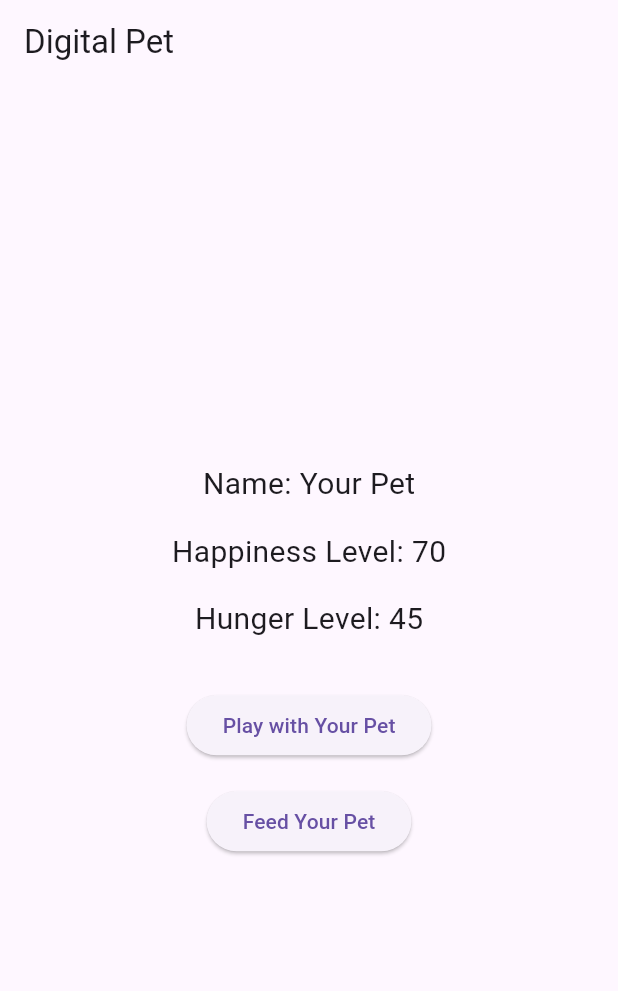
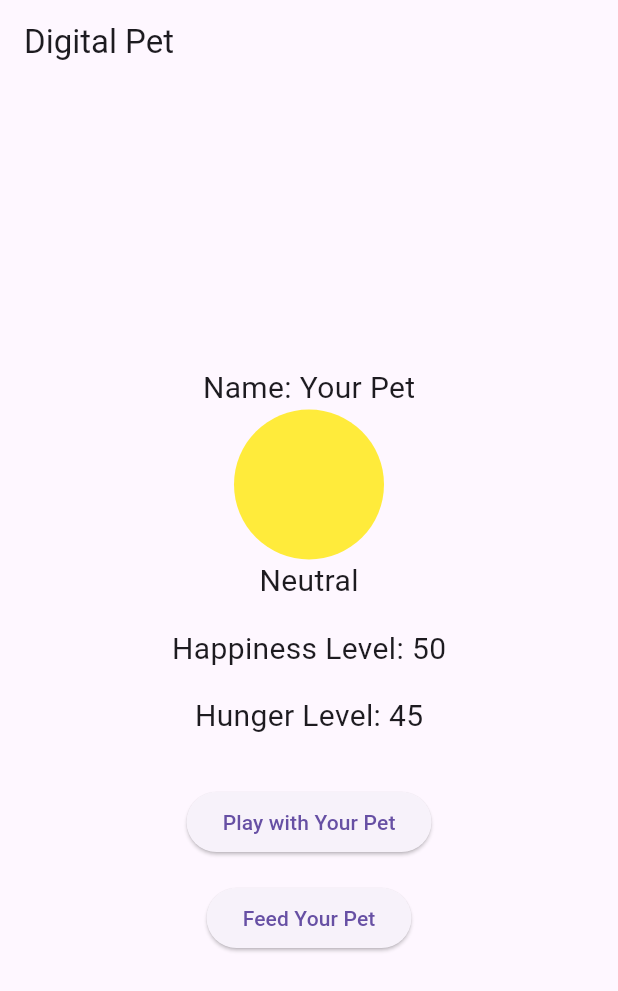
Before and after one commit to jasonyu17/ClassActivity5, a Flutter app: the screen it shows after launch, after a tap on "Play with Your Pet", after a tap on "Feed Your Pet", on a phone screen of 412 x 824 dp. Shown: the top 991 px of the screen. Run offline on Flutter 3.47's test engine with Material 3 defaults, Android fonts, the light colour scheme and no system bars.

Commit message:
added pet mood and color indicators

```diff
--- a/lib/main.dart
+++ b/lib/main.dart
@@ -15,12 +15,16 @@ class _DigitalPetAppState extends State<DigitalPetApp> {
   String petName = "Your Pet";
   int happinessLevel = 50;
   int hungerLevel = 50;
+  Color petColor = Colors.green;
+  String petMood = "Happy";
 
   // Function to increase happiness and update hunger when playing with the pet
   void _playWithPet() {
     setState(() {
       happinessLevel = (happinessLevel + 10).clamp(0, 100);
       _updateHunger();
+      _petColor();
+      _petMood();
     });
   }
 
@@ -32,13 +36,43 @@ class _DigitalPetAppState extends State<DigitalPetApp> {
     });
   }
 
+  void _petColor(){
+    setState(() {
+      if (happinessLevel < 30 ) {
+        petColor = Colors.red;
+      }
+      else if (happinessLevel < 70) {
+        petColor = Colors.yellow;
+      }
+      else {
+        petColor = Colors.green;
+      }
+    });
+  }
+
+  void _petMood(){
+    setState(() {
+      if (happinessLevel < 30 ) {
+        petMood = "Sad";
+      }
+      else if (happinessLevel < 70) {
+        petMood = "Neutral";
+      }
+      else {
+        petMood = "Happy";
+      }
+    });
+  }
+
   // Update happiness based on hunger level
   void _updateHappiness() {
     if (hungerLevel < 30) {
-      happinessLevel = (happinessLevel - 20).clamp(0, 100);
+      happinessLevel = (happinessLevel + 20).clamp(0, 100);
     } else {
-      happinessLevel = (happinessLevel + 10).clamp(0, 100);
+      happinessLevel = (happinessLevel - 10).clamp(0, 100);
     }
+    _petColor();
+    _petMood();
   }
 
   // Increase hunger level slightly when playing with the pet
@@ -56,6 +90,7 @@ class _DigitalPetAppState extends State<DigitalPetApp> {
       appBar: AppBar(
         title: Text('Digital Pet'),
       ),
+
       body: Center(
         child: Column(
           mainAxisAlignment: MainAxisAlignment.center,
@@ -64,6 +99,16 @@ class _DigitalPetAppState extends State<DigitalPetApp> {
               'Name: $petName',
               style: TextStyle(fontSize: 20.0),
             ),
+            Container(
+              width: 100,
+              height: 100,
+              decoration: BoxDecoration(
+              shape: BoxShape.circle,
+              color: petColor,),
+
+            ),
+            Text('$petMood', style: TextStyle(fontSize: 20.0),),
+
             SizedBox(height: 16.0),
             Text(
               'Happiness Level: $happinessLevel',
```
